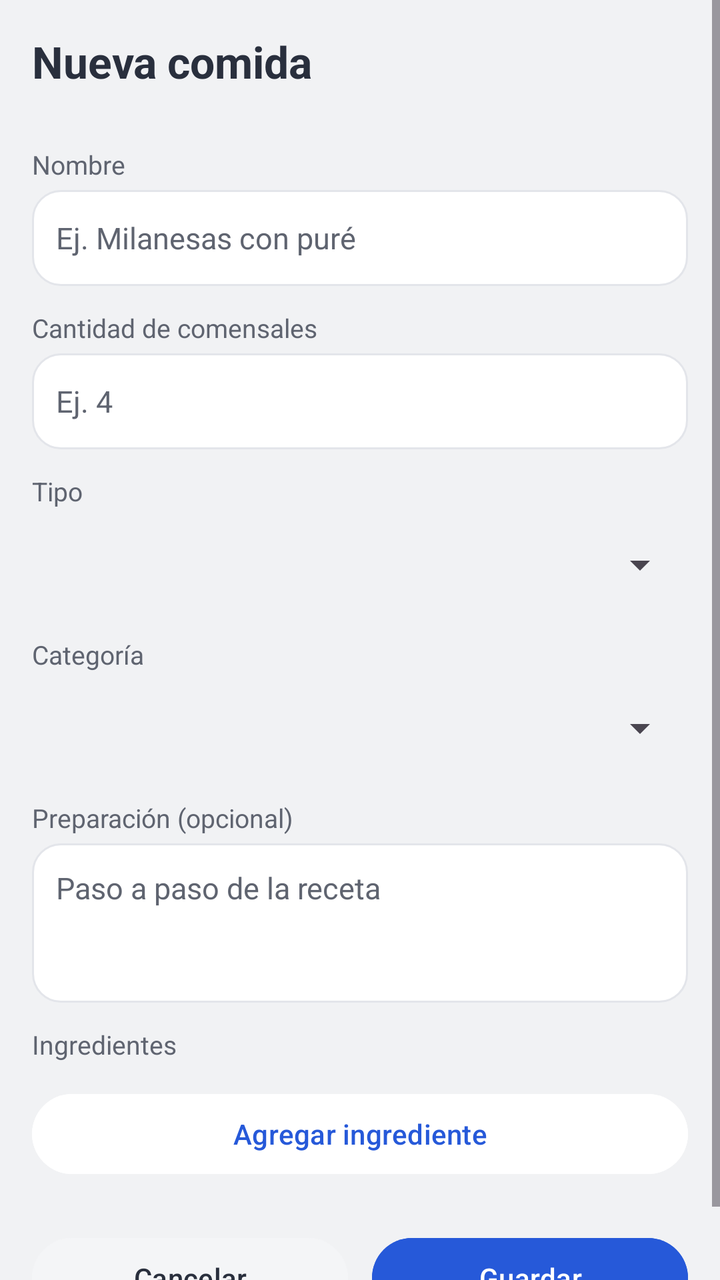
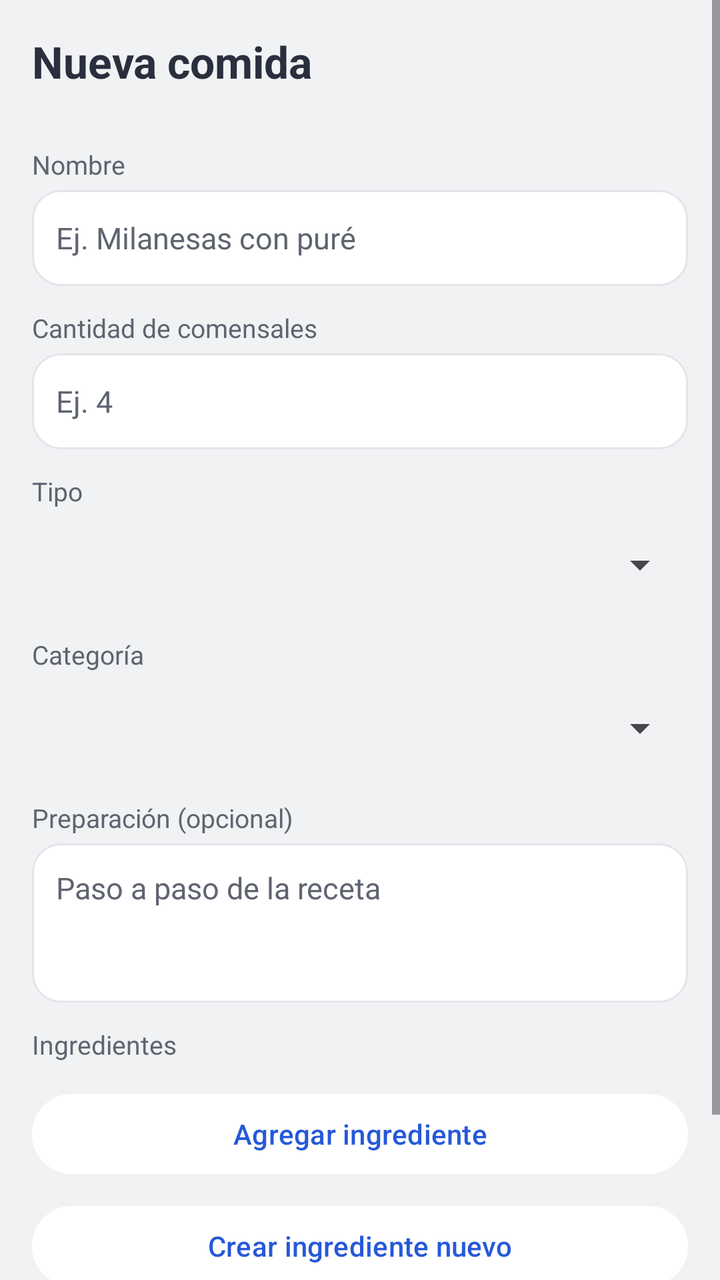

Compare the two renders of this Android layout. The source of the first and the diff that turns it into the second are given below.
<!-- AndroidManifest.xml: application theme Theme.MenuCompras -->
<!-- res/layout/activity_editar_comida.xml -->
<?xml version="1.0" encoding="utf-8"?>
<ScrollView xmlns:android="http://schemas.android.com/apk/res/android"
    android:layout_width="match_parent"
    android:layout_height="match_parent"
    android:background="@color/mc_bg">

    <LinearLayout
        android:layout_width="match_parent"
        android:layout_height="wrap_content"
        android:orientation="vertical"
        android:padding="16dp">

        <TextView
            android:id="@+id/tv_titulo_comida"
            android:layout_width="wrap_content"
            android:layout_height="wrap_content"
            android:textColor="@color/mc_ink"
            android:textSize="22sp"
            android:textStyle="bold"
            android:layout_marginBottom="16dp"
            android:text="Nueva comida" />

        
        <TextView style="@style/McLabel" android:text="Nombre" />
        <EditText
            android:id="@+id/et_nombre_comida"
            style="@style/McInput"
            android:inputType="textCapSentences"
            android:hint="Ej. Milanesas con puré" />

        
        <TextView style="@style/McLabel" android:text="Cantidad de comensales" />
        <EditText
            android:id="@+id/et_comensales"
            style="@style/McInput"
            android:inputType="number"
            android:hint="Ej. 4" />

        
        <TextView style="@style/McLabel" android:text="Tipo" />
        <Spinner
            android:id="@+id/sp_tipo_comida"
            android:layout_width="match_parent"
            android:layout_height="48dp"
            android:layout_marginTop="4dp" />

        
        <TextView style="@style/McLabel" android:text="Categoría" />
        <Spinner
            android:id="@+id/sp_categoria_comida"
            android:layout_width="match_parent"
            android:layout_height="48dp"
            android:layout_marginTop="4dp" />

        
        <TextView style="@style/McLabel" android:text="Preparación (opcional)" />
        <EditText
            android:id="@+id/et_preparacion"
            style="@style/McInput"
            android:inputType="textMultiLine|textCapSentences"
            android:minLines="3"
            android:gravity="top"
            android:hint="Paso a paso de la receta" />

        
        <TextView style="@style/McLabel" android:text="Ingredientes" />

        <LinearLayout
            android:id="@+id/ll_ingredientes"
            android:layout_width="match_parent"
            android:layout_height="wrap_content"
            android:orientation="vertical"
            android:layout_marginTop="4dp" />

        <Button
            android:id="@+id/btn_agregar_ingrediente"
            android:layout_width="match_parent"
            android:layout_height="48dp"
            android:layout_marginTop="8dp"
            android:text="Agregar ingrediente"
            android:textColor="@color/mc_accent"
            android:backgroundTint="@color/mc_surface" />

        
        <Button
            android:id="@+id/btn_borrar_comida"
            android:layout_width="match_parent"
            android:layout_height="48dp"
            android:layout_marginTop="16dp"
            android:text="Eliminar comida"
            android:textColor="@color/mc_accent_ink"
            android:backgroundTint="@color/mc_danger"
            android:visibility="gone" />

        
        <LinearLayout
            android:layout_width="match_parent"
            android:layout_height="wrap_content"
            android:orientation="horizontal"
            android:layout_marginTop="24dp">

            <Button
                android:id="@+id/btn_cancelar_comida"
                android:layout_width="0dp"
                android:layout_height="48dp"
                android:layout_weight="1"
                android:text="Cancelar"
                android:textColor="@color/mc_ink"
                android:backgroundTint="@color/mc_band" />

            <Button
                android:id="@+id/btn_guardar_comida"
                android:layout_width="0dp"
                android:layout_height="48dp"
                android:layout_weight="1"
                android:layout_marginStart="12dp"
                android:text="Guardar"
                android:textColor="@color/mc_accent_ink"
                android:backgroundTint="@color/mc_accent" />

        </LinearLayout>

    </LinearLayout>
</ScrollView>
<!-- resources referenced by this layout -->
<resources>
  <color name="mc_accent">#2659D9</color>
  <color name="mc_accent_ink">#FFFFFF</color>
  <color name="mc_band">#F4F5F7</color>
  <color name="mc_bg">#F1F2F4</color>
  <color name="mc_danger">#D64545</color>
  <color name="mc_ink">#292F3D</color>
  <color name="mc_surface">#FFFFFF</color>
  <style name="McInput">
          <item name="android:layout_width">match_parent</item>
          <item name="android:layout_height">wrap_content</item>
          <item name="android:layout_marginTop">4dp</item>
          <item name="android:background">@drawable/bg_card</item>
          <item name="android:padding">12dp</item>
          <item name="android:minHeight">48dp</item>
          <item name="android:textColor">@color/mc_ink</item>
          <item name="android:textSize">15sp</item>
          <item name="android:textColorHint">@color/mc_muted</item>
      </style>
  <style name="McLabel">
          <item name="android:layout_width">wrap_content</item>
          <item name="android:layout_height">wrap_content</item>
          <item name="android:layout_marginTop">12dp</item>
          <item name="android:textColor">@color/mc_muted</item>
          <item name="android:textSize">13sp</item>
      </style>
  <style name="Theme.MenuCompras" parent="Base.Theme.MenuCompras" />
  <!-- drawable bg_card (drawable) -->
  <?xml version="1.0" encoding="utf-8"?>
  <shape xmlns:android="http://schemas.android.com/apk/res/android"
      android:shape="rectangle">
      <solid android:color="@color/mc_surface" />
      <corners android:radius="14dp" />
      <stroke android:width="1dp" android:color="@color/mc_line" />
  </shape>
  <color name="mc_muted">#5F6470</color>
  <style name="Base.Theme.MenuCompras" parent="Theme.Material3.DayNight.NoActionBar">
          
          
      </style>
  <color name="mc_line">#E3E5EA</color>
</resources>

<!-- the commit's change to res/layout/activity_editar_comida.xml (unified diff, before → after) -->
@@ -81,6 +81,15 @@
             android:textColor="@color/mc_accent"
             android:backgroundTint="@color/mc_surface" />
 
+        <Button
+            android:id="@+id/btn_crear_ingrediente"
+            android:layout_width="match_parent"
+            android:layout_height="48dp"
+            android:layout_marginTop="8dp"
+            android:text="Crear ingrediente nuevo"
+            android:textColor="@color/mc_accent"
+            android:backgroundTint="@color/mc_surface" />
+
         
         <Button
             android:id="@+id/btn_borrar_comida"
